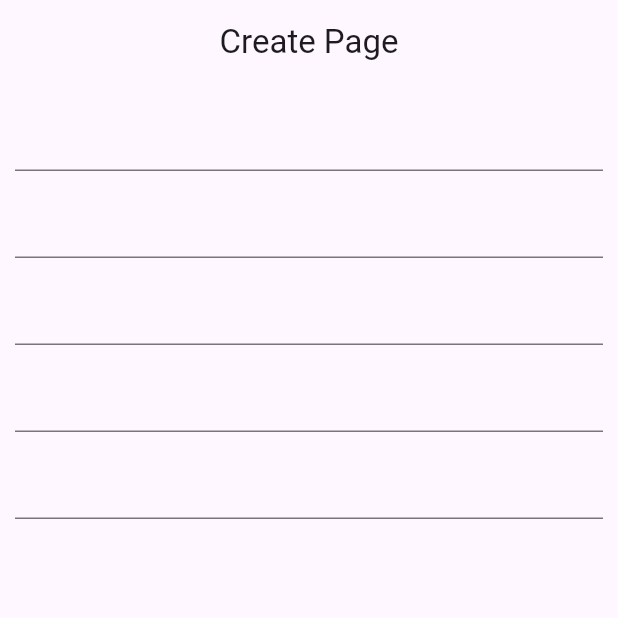
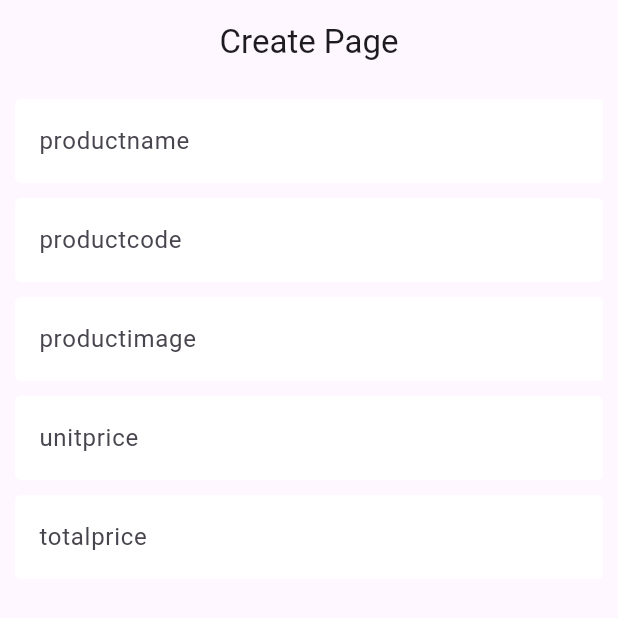
Before and after one commit to RimonChakma/crud-project-api, a Flutter app: the screen it shows after launch, on a phone screen of 412 x 824 dp, the top half of it. Run offline on Flutter 3.47's test engine with Material 3 defaults, Android fonts, the phone set to English and light mode, and no system bars; missing offline and left inert: crud_api.

Commit message:
add inputDecorationStyle

```diff
--- a/lib/style/style.dart
+++ b/lib/style/style.dart
@@ -0,0 +1,17 @@
+import 'package:flutter/material.dart';
+
+InputDecoration inputDecoratorStyle (label){
+  return InputDecoration(
+      focusedBorder: OutlineInputBorder(
+      borderSide: BorderSide(color: Colors.black)
+  ),
+  enabledBorder: OutlineInputBorder(
+    borderSide: BorderSide(
+      color: Colors.white
+    )
+  ),
+    labelText: label,
+    filled: true,
+    fillColor: Colors.white
+  );
+}
--- a/lib/utility/product_create_screen.dart
+++ b/lib/utility/product_create_screen.dart
@@ -1,3 +1,4 @@
+import 'package:crud_api_project/style/style.dart';
 import 'package:flutter/cupertino.dart';
 import 'package:flutter/material.dart';
 
@@ -20,20 +21,15 @@ class _ProductViewScreenState extends State<ProductViewScreen> {
 
     body: Padding(padding: EdgeInsets.all(10),child: Column(
     children: [
-      TextFormField(decoration: InputDecoration(
-    ),),
+    TextFormField(decoration: inputDecoratorStyle("productname")),
     SizedBox(height: 10,),
-    TextFormField(decoration: InputDecoration(
-    ),),
+    TextFormField(decoration: inputDecoratorStyle("productcode")),
     SizedBox(height: 10,),
-    TextFormField(decoration: InputDecoration(
-    ),),
+    TextFormField(decoration: inputDecoratorStyle("productimage")),
     SizedBox(height: 10,),
-    TextFormField(decoration: InputDecoration(
-    ),),
+    TextFormField(decoration: inputDecoratorStyle("unitprice")),
     SizedBox(height: 10,),
-    TextFormField(decoration: InputDecoration(
-    ),),
+    TextFormField(decoration: inputDecoratorStyle("totalprice")),
 
 
     ],
```
Also changed, not shown: pubspec.lock.
